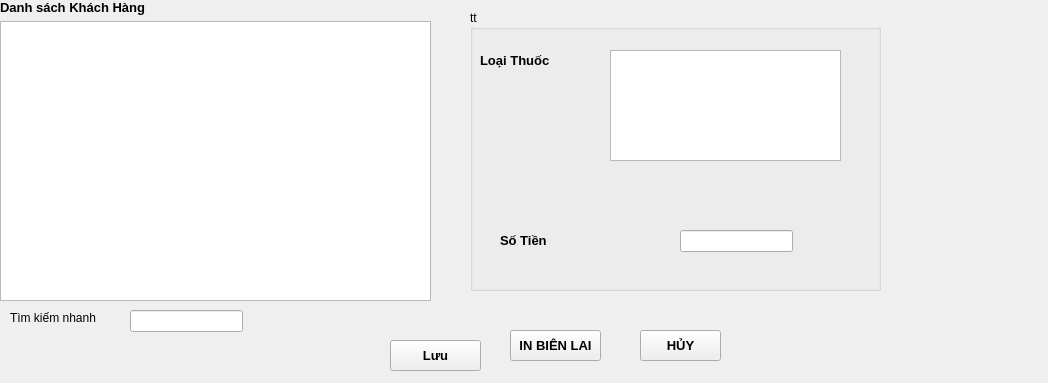
xdien/tcmr, file dongphi.ui: the form before one commit.
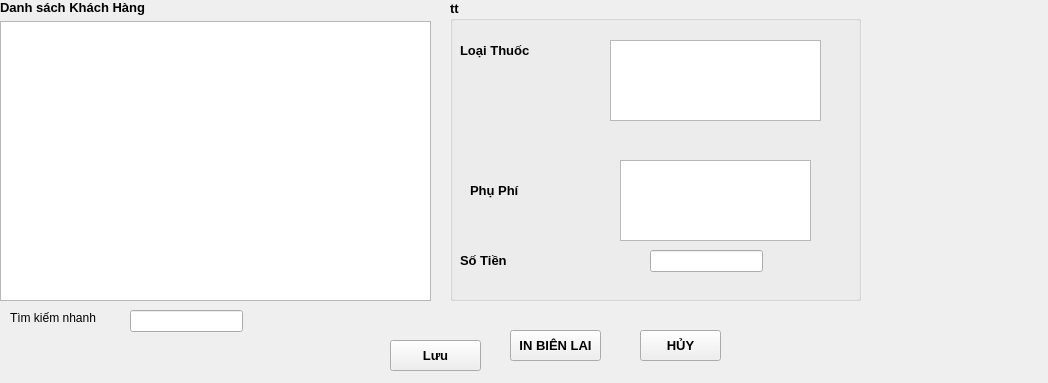
The form after the commit.

Commit message: sua giao dien dongphi

The edit to the form file:
```diff
--- a/dongphi.ui
+++ b/dongphi.ui
@@ -137,16 +137,17 @@
    <widget class="QGroupBox" name="groupBox_2">
     <property name="geometry">
      <rect>
-      <x>470</x>
-      <y>10</y>
+      <x>450</x>
+      <y>0</y>
       <width>411</width>
-      <height>281</height>
+      <height>301</height>
      </rect>
     </property>
     <property name="font">
      <font>
-      <weight>50</weight>
-      <bold>false</bold>
+      <pointsize>10</pointsize>
+      <weight>75</weight>
+      <bold>true</bold>
      </font>
     </property>
     <property name="title">
@@ -175,8 +176,8 @@
     <widget class="QLabel" name="label_6">
      <property name="geometry">
       <rect>
-       <x>30</x>
-       <y>220</y>
+       <x>10</x>
+       <y>250</y>
        <width>111</width>
        <height>21</height>
       </rect>
@@ -195,23 +196,46 @@
     <widget class="QTreeView" name="treeView_danhsachthuoc">
      <property name="geometry">
       <rect>
-       <x>140</x>
+       <x>160</x>
        <y>40</y>
-       <width>231</width>
-       <height>111</height>
+       <width>211</width>
+       <height>81</height>
       </rect>
      </property>
     </widget>
     <widget class="QLineEdit" name="sotien">
      <property name="geometry">
       <rect>
-       <x>210</x>
-       <y>220</y>
+       <x>200</x>
+       <y>250</y>
        <width>113</width>
        <height>22</height>
       </rect>
      </property>
     </widget>
+    <widget class="QLabel" name="label_4">
+     <property name="geometry">
+      <rect>
+       <x>20</x>
+       <y>180</y>
+       <width>81</width>
+       <height>21</height>
+      </rect>
+     </property>
+     <property name="text">
+      <string>Phụ Phí</string>
+     </property>
+    </widget>
+    <widget class="QListView" name="listView">
+     <property name="geometry">
+      <rect>
+       <x>170</x>
+       <y>160</y>
+       <width>191</width>
+       <height>81</height>
+      </rect>
+     </property>
+    </widget>
    </widget>
    <widget class="QWidget" name="layoutWidget">
     <property name="geometry">
```
The commit also changes 2 other files.
